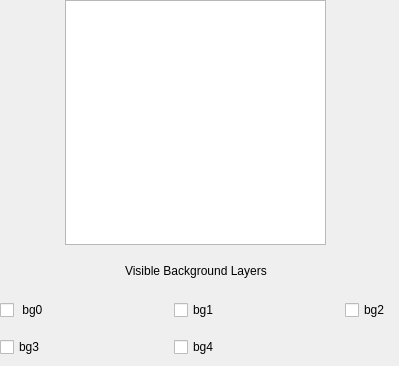
This is BGTool/tab_bgall.ui in renatolond/DsTools as Qt 5 draws it before an edit. The edited form follows.
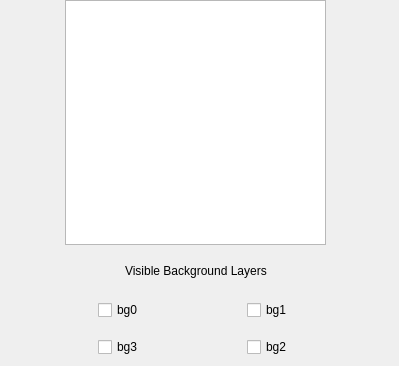
This is the edited form.

```diff
--- a/BGTool/tab_bgall.ui
+++ b/BGTool/tab_bgall.ui
@@ -114,7 +114,7 @@
     </item>
     <item>
      <layout class="QGridLayout" name="gridLayout_3">
-      <item row="0" column="1">
+      <item row="0" column="2">
        <spacer name="horizontalSpacer_5">
         <property name="orientation">
          <enum>Qt::Horizontal</enum>
@@ -130,23 +130,7 @@
         </property>
        </spacer>
       </item>
-      <item row="0" column="3">
-       <spacer name="horizontalSpacer_6">
-        <property name="orientation">
-         <enum>Qt::Horizontal</enum>
-        </property>
-        <property name="sizeType">
-         <enum>QSizePolicy::MinimumExpanding</enum>
-        </property>
-        <property name="sizeHint" stdset="0">
-         <size>
-          <width>10</width>
-          <height>26</height>
-         </size>
-        </property>
-       </spacer>
-      </item>
-      <item row="1" column="2">
+      <item row="1" column="3">
        <spacer name="verticalSpacer_3">
         <property name="orientation">
          <enum>Qt::Vertical</enum>
@@ -162,23 +146,7 @@
         </property>
        </spacer>
       </item>
-      <item row="2" column="3">
-       <spacer name="horizontalSpacer_7">
-        <property name="orientation">
-         <enum>Qt::Horizontal</enum>
-        </property>
-        <property name="sizeType">
-         <enum>QSizePolicy::MinimumExpanding</enum>
-        </property>
-        <property name="sizeHint" stdset="0">
-         <size>
-          <width>10</width>
-          <height>26</height>
-         </size>
-        </property>
-       </spacer>
-      </item>
-      <item row="2" column="1">
+      <item row="2" column="2">
        <spacer name="horizontalSpacer_8">
         <property name="orientation">
          <enum>Qt::Horizontal</enum>
@@ -194,7 +162,7 @@
         </property>
        </spacer>
       </item>
-      <item row="3" column="2">
+      <item row="3" column="3">
        <spacer name="verticalSpacer_4">
         <property name="orientation">
          <enum>Qt::Vertical</enum>
@@ -210,41 +178,86 @@
         </property>
        </spacer>
       </item>
-      <item row="0" column="0">
+      <item row="0" column="1">
        <widget class="QCheckBox" name="checkBox">
         <property name="text">
-         <string> bg0</string>
+         <string>bg0</string>
         </property>
        </widget>
       </item>
-      <item row="2" column="0">
+      <item row="2" column="1">
        <widget class="QCheckBox" name="checkBox_2">
         <property name="text">
          <string>bg3</string>
         </property>
        </widget>
       </item>
-      <item row="0" column="2">
+      <item row="0" column="3">
        <widget class="QCheckBox" name="checkBox_3">
         <property name="text">
          <string>bg1</string>
         </property>
        </widget>
       </item>
-      <item row="2" column="2">
-       <widget class="QCheckBox" name="checkBox_4">
-        <property name="text">
-         <string>bg4</string>
-        </property>
-       </widget>
-      </item>
-      <item row="0" column="4">
+      <item row="2" column="3">
        <widget class="QCheckBox" name="checkBox_5">
         <property name="text">
          <string>bg2</string>
         </property>
        </widget>
       </item>
+      <item row="2" column="0">
+       <spacer name="horizontalSpacer">
+        <property name="orientation">
+         <enum>Qt::Horizontal</enum>
+        </property>
+        <property name="sizeHint" stdset="0">
+         <size>
+          <width>40</width>
+          <height>20</height>
+         </size>
+        </property>
+       </spacer>
+      </item>
+      <item row="2" column="4">
+       <spacer name="horizontalSpacer_2">
+        <property name="orientation">
+         <enum>Qt::Horizontal</enum>
+        </property>
+        <property name="sizeHint" stdset="0">
+         <size>
+          <width>40</width>
+          <height>20</height>
+         </size>
+        </property>
+       </spacer>
+      </item>
+      <item row="0" column="0">
+       <spacer name="horizontalSpacer_3">
+        <property name="orientation">
+         <enum>Qt::Horizontal</enum>
+        </property>
+        <property name="sizeHint" stdset="0">
+         <size>
+          <width>40</width>
+          <height>20</height>
+         </size>
+        </property>
+       </spacer>
+      </item>
+      <item row="0" column="4">
+       <spacer name="horizontalSpacer_4">
+        <property name="orientation">
+         <enum>Qt::Horizontal</enum>
+        </property>
+        <property name="sizeHint" stdset="0">
+         <size>
+          <width>40</width>
+          <height>20</height>
+         </size>
+        </property>
+       </spacer>
+      </item>
      </layout>
     </item>
    </layout>
```
